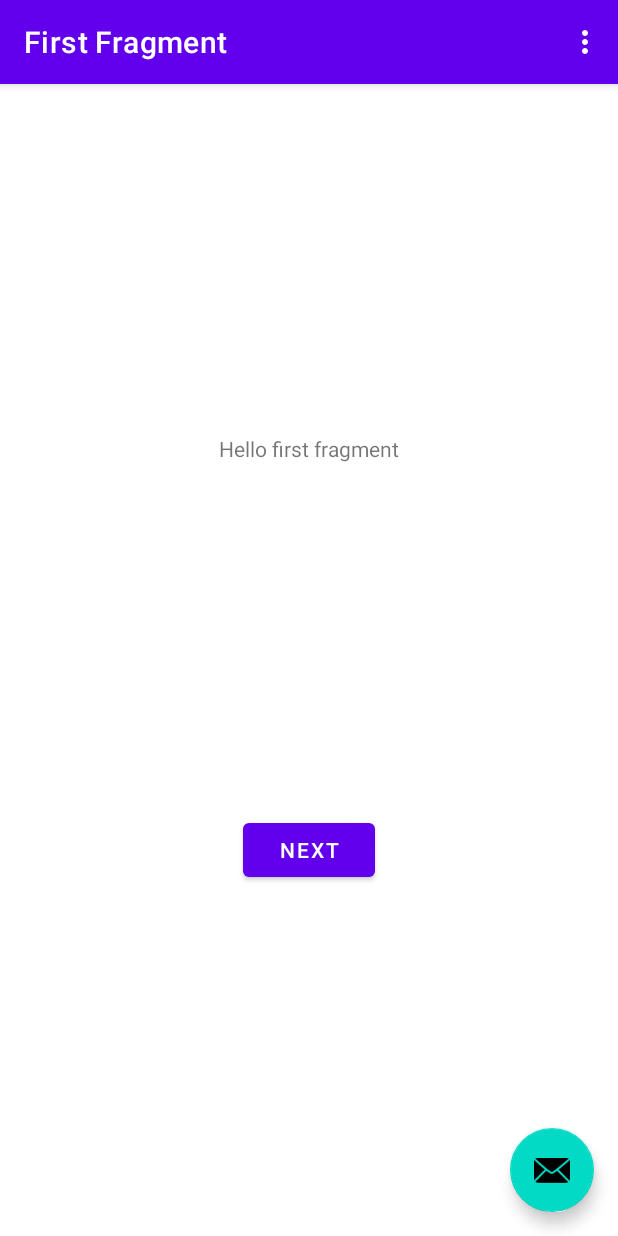
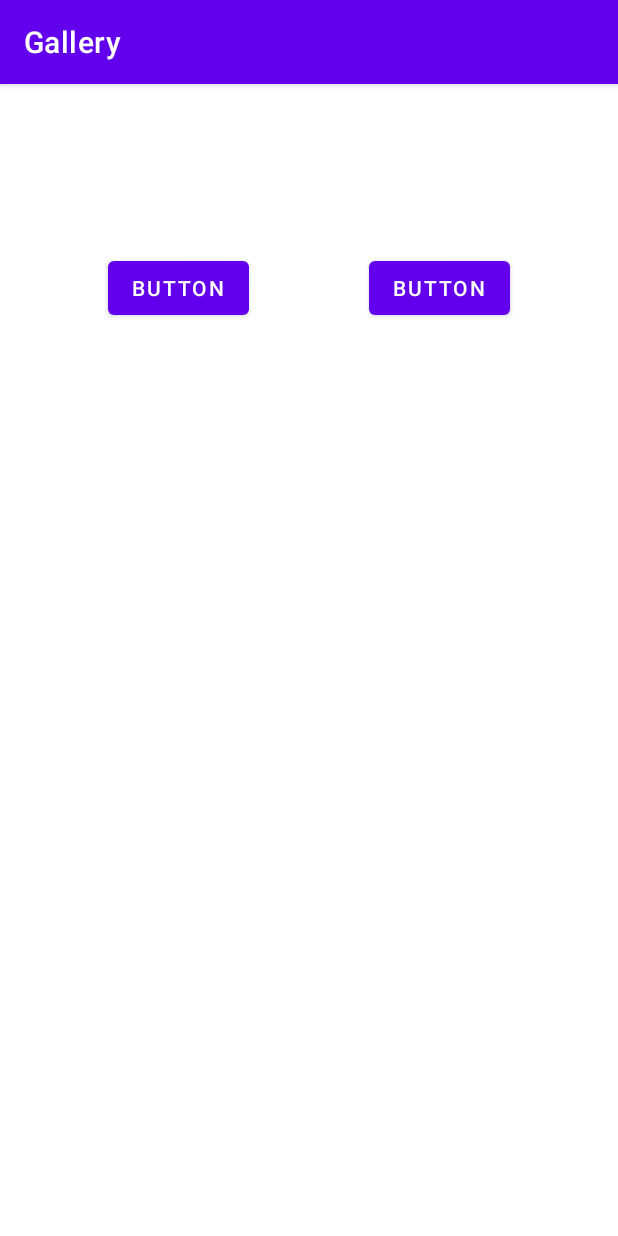
Before and after one commit to MairaFakhar/Gallery, an Android app: the screen it shows after launch (MainActivity), on a phone screen of 412 x 824 dp. Run offline under Robolectric (Android 15) with nearby library versions, the phone set to English and light mode, and no system bars.

Commit message:
Removed existing project template

```diff
--- a/app/build.gradle
+++ b/app/build.gradle
@@ -25,9 +25,6 @@ android {
         sourceCompatibility JavaVersion.VERSION_1_8
         targetCompatibility JavaVersion.VERSION_1_8
     }
-    buildFeatures {
-        viewBinding true
-    }
 }
 
 dependencies {
@@ -35,8 +32,6 @@ dependencies {
     implementation 'androidx.appcompat:appcompat:1.4.1'
     implementation 'com.google.android.material:material:1.5.0'
     implementation 'androidx.constraintlayout:constraintlayout:2.1.3'
-    implementation 'androidx.navigation:navigation-fragment:2.3.5'
-    implementation 'androidx.navigation:navigation-ui:2.3.5'
     testImplementation 'junit:junit:4.+'
     androidTestImplementation 'androidx.test.ext:junit:1.1.3'
     androidTestImplementation 'androidx.test.espresso:espresso-core:3.4.0'
--- a/app/src/main/AndroidManifest.xml
+++ b/app/src/main/AndroidManifest.xml
@@ -11,9 +11,7 @@
         android:theme="@style/Theme.Gallery">
         <activity
             android:name=".MainActivity"
-            android:exported="true"
-            android:label="@string/app_name"
-            android:theme="@style/Theme.Gallery.NoActionBar">
+            android:exported="true">
             <intent-filter>
                 <action android:name="android.intent.action.MAIN" />
 
--- a/app/src/main/java/com/example/gallery/FirstFragment.java
+++ /dev/null
@@ -1,47 +0,0 @@
-package com.example.gallery;
-
-import android.os.Bundle;
-import android.view.LayoutInflater;
-import android.view.View;
-import android.view.ViewGroup;
-
-import androidx.annotation.NonNull;
-import androidx.fragment.app.Fragment;
-import androidx.navigation.fragment.NavHostFragment;
-
-import com.example.gallery.databinding.FragmentFirstBinding;
-
-public class FirstFragment extends Fragment {
-
-    private FragmentFirstBinding binding;
-
-    @Override
-    public View onCreateView(
-            LayoutInflater inflater, ViewGroup container,
-            Bundle savedInstanceState
-    ) {
-
-        binding = FragmentFirstBinding.inflate(inflater, container, false);
-        return binding.getRoot();
-
-    }
-
-    public void onViewCreated(@NonNull View view, Bundle savedInstanceState) {
-        super.onViewCreated(view, savedInstanceState);
-
-        binding.buttonFirst.setOnClickListener(new View.OnClickListener() {
-            @Override
-            public void onClick(View view) {
-                NavHostFragment.findNavController(FirstFragment.this)
-                        .navigate(R.id.action_FirstFragment_to_SecondFragment);
-            }
-        });
-    }
-
-    @Override
-    public void onDestroyView() {
-        super.onDestroyView();
-        binding = null;
-    }
-
-}
--- a/app/src/main/java/com/example/gallery/MainActivity.java
+++ b/app/src/main/java/com/example/gallery/MainActivity.java
@@ -1,76 +1,134 @@
 package com.example.gallery;
 
+import androidx.appcompat.app.AppCompatActivity;
+import androidx.core.app.ActivityCompat;
+
+import android.Manifest;
+import android.app.Activity;
+import android.content.ClipData;
+import android.content.ContentValues;
+import android.content.Intent;
+import android.content.pm.PackageManager;
+import android.graphics.Bitmap;
+import android.net.Uri;
 import android.os.Bundle;
-
-import com.google.android.material.snackbar.Snackbar;
-
-import androidx.appcompat.app.AppCompatActivity;
-
+import android.provider.MediaStore;
 import android.view.View;
-
-import androidx.navigation.NavController;
-import androidx.navigation.Navigation;
-import androidx.navigation.ui.AppBarConfiguration;
-import androidx.navigation.ui.NavigationUI;
-
-import com.example.gallery.databinding.ActivityMainBinding;
-
-import android.view.Menu;
-import android.view.MenuItem;
+import android.widget.Button;
+import android.widget.ImageView;
+import android.widget.LinearLayout;
 
 public class MainActivity extends AppCompatActivity {
 
-    private AppBarConfiguration appBarConfiguration;
-    private ActivityMainBinding binding;
+    final int permissioncode = 999;
+    final int CAMERA_REQUEST = 555;
+    final int GALLERY_REQUEST = 666;
+    LinearLayout ll;
+    Uri imageUri;
 
     @Override
     protected void onCreate(Bundle savedInstanceState) {
         super.onCreate(savedInstanceState);
+        setContentView(R.layout.activity_main);
 
-        binding = ActivityMainBinding.inflate(getLayoutInflater());
-        setContentView(binding.getRoot());
+        if(ActivityCompat.checkSelfPermission(
+                MainActivity.this, Manifest.permission.CAMERA)!= PackageManager.PERMISSION_GRANTED)
+        {
+            // ask permission
+            ActivityCompat.requestPermissions(
+                    MainActivity.this,
+                    new String[]{Manifest.permission.CAMERA} ,
+                    permissioncode);
+        }
 
-        setSupportActionBar(binding.toolbar);
+        if(ActivityCompat.checkSelfPermission(
+                MainActivity.this, Manifest.permission.WRITE_EXTERNAL_STORAGE)!= PackageManager.PERMISSION_GRANTED)
+        {
+            ActivityCompat.requestPermissions(
+                    MainActivity.this,
+                    new String[]{Manifest.permission.WRITE_EXTERNAL_STORAGE} ,
+                    permissioncode);
+        }
+        Button cameraButton = findViewById(R.id.camerabutton);
+        Button galleryButton = findViewById(R.id.buttongallery);
+        //imageView = findViewById(R.id.imageView);
+        ll = findViewById(R.id.ll);
 
-        NavController navController = Navigation.findNavController(this, R.id.nav_host_fragment_content_main);
-        appBarConfiguration = new AppBarConfiguration.Builder(navController.getGraph()).build();
-        NavigationUI.setupActionBarWithNavController(this, navController, appBarConfiguration);
 
-        binding.fab.setOnClickListener(new View.OnClickListener() {
+        galleryButton.setOnClickListener(new View.OnClickListener() {
             @Override
             public void onClick(View view) {
-                Snackbar.make(view, "Replace with your own action", Snackbar.LENGTH_LONG)
-                        .setAction("Action", null).show();
+                Intent intent = new Intent();
+                intent.setType("image/*");
+                //intent.putExtra(Intent.EXTRA_ALLOW_MULTIPLE, true);
+                intent.setAction(Intent.ACTION_GET_CONTENT);
+                startActivityForResult(Intent.createChooser(intent,"Select My Picture"),
+                        GALLERY_REQUEST);
+
+            }
+        });
+
+
+        cameraButton.setOnClickListener(new View.OnClickListener() {
+            @Override
+            public void onClick(View view) {
+                ContentValues values = new ContentValues();
+                //values.put(MediaStore.Images.Media.TITLE, "Test Photo Title");
+                // values.put(MediaStore.Images.Media.DESCRIPTION, "From your Camera");
+                //
+                imageUri = getContentResolver().insert( MediaStore.Images.Media.EXTERNAL_CONTENT_URI, values);
+                Intent intent = new Intent(MediaStore.ACTION_IMAGE_CAPTURE);
+                intent.putExtra(Intent.EXTRA_ALLOW_MULTIPLE, true);
+                intent.putExtra(MediaStore.EXTRA_OUTPUT, imageUri);
+                startActivityForResult(intent, CAMERA_REQUEST);
+
             }
         });
     }
 
     @Override
-    public boolean onCreateOptionsMenu(Menu menu) {
-        // Inflate the menu; this adds items to the action bar if it is present.
-        getMenuInflater().inflate(R.menu.menu_main, menu);
-        return true;
-    }
+    protected void onActivityResult(int requestCode, int resultCode, Intent i)
+    {
+        super.onActivityResult(requestCode,resultCode, i);
 
-    @Override
-    public boolean onOptionsItemSelected(MenuItem item) {
-        // Handle action bar item clicks here. The action bar will
-        // automatically handle clicks on the Home/Up button, so long
-        // as you specify a parent activity in AndroidManifest.xml.
-        int id = item.getItemId();
+        if (requestCode == CAMERA_REQUEST && resultCode == Activity.RESULT_OK)
+        {
+            Bitmap thumbnail;
 
-        //noinspection SimplifiableIfStatement
-        if (id == R.id.action_settings) {
-            return true;
+            try {
+                thumbnail = MediaStore.Images.Media.getBitmap(getContentResolver(), imageUri);
+                //imageView.setImageBitmap(thumbnail);
+                ImageView img= new ImageView(MainActivity.this);
+                img.setImageBitmap(thumbnail);
+                ll.addView(img);
+
+            } catch (Exception e) {
+                e.printStackTrace();
+            }
+        }
+        if (requestCode == GALLERY_REQUEST && resultCode == RESULT_OK && null != i)
+        {
+            ClipData mClipData = i.getClipData();
+            if (i.getData() != null)
+            {
+                Uri selectedImage = i.getData();
+                Bitmap bitmap;
+                try {
+                    bitmap = MediaStore.Images.Media.getBitmap(this.getContentResolver(), selectedImage);
+                    //imageView.setImageBitmap(bitmap);
+                    ImageView img= new ImageView(MainActivity.this);
+                    img.setImageBitmap(bitmap);
+                    ll.addView(img);
+
+                }
+                catch (Exception e) {
+                    e.printStackTrace();
+                }
+            }
         }
 
-        return super.onOptionsItemSelected(item);
-    }
 
-    @Override
-    public boolean onSupportNavigateUp() {
-        NavController navController = Navigation.findNavController(this, R.id.nav_host_fragment_content_main);
-        return NavigationUI.navigateUp(navController, appBarConfiguration)
-                || super.onSupportNavigateUp();
+
+
     }
 }
--- a/app/src/main/res/layout/activity_main.xml
+++ b/app/src/main/res/layout/activity_main.xml
@@ -1,34 +1,37 @@
 <?xml version="1.0" encoding="utf-8"?>
-<androidx.coordinatorlayout.widget.CoordinatorLayout xmlns:android="http://schemas.android.com/apk/res/android"
+<androidx.constraintlayout.widget.ConstraintLayout xmlns:android="http://schemas.android.com/apk/res/android"
     xmlns:app="http://schemas.android.com/apk/res-auto"
     xmlns:tools="http://schemas.android.com/tools"
     android:layout_width="match_parent"
     android:layout_height="match_parent"
     tools:context=".MainActivity">
 
-    <com.google.android.material.appbar.AppBarLayout
-        android:layout_width="match_parent"
-        android:layout_height="wrap_content"
-        android:theme="@style/Theme.Gallery.AppBarOverlay">
+    <LinearLayout
+        android:id="@+id/ll"
+        android:layout_width="409dp"
+        android:layout_height="354dp"
+        android:orientation="vertical"
+        tools:layout_editor_absoluteX="1dp"
+        tools:layout_editor_absoluteY="376dp"></LinearLayout>
 
-        <androidx.appcompat.widget.Toolbar
-            android:id="@+id/toolbar"
-            android:layout_width="match_parent"
-            android:layout_height="?attr/actionBarSize"
-            android:background="?attr/colorPrimary"
-            app:popupTheme="@style/Theme.Gallery.PopupOverlay" />
-
-    </com.google.android.material.appbar.AppBarLayout>
-
-    <include layout="@layout/content_main" />
-
-    <com.google.android.material.floatingactionbutton.FloatingActionButton
-        android:id="@+id/fab"
+    <Button
+        android:id="@+id/camerabutton"
         android:layout_width="wrap_content"
         android:layout_height="wrap_content"
-        android:layout_gravity="bottom|end"
-        android:layout_marginEnd="@dimen/fab_margin"
-        android:layout_marginBottom="16dp"
-        app:srcCompat="@android:drawable/ic_dialog_email" />
+        android:layout_marginStart="72dp"
+        android:layout_marginTop="112dp"
+        android:text="Button"
+        app:layout_constraintStart_toStartOf="parent"
+        app:layout_constraintTop_toTopOf="parent" />
 
-</androidx.coordinatorlayout.widget.CoordinatorLayout>
+    <Button
+        android:id="@+id/buttongallery"
+        android:layout_width="wrap_content"
+        android:layout_height="wrap_content"
+        android:layout_marginTop="112dp"
+        android:layout_marginEnd="72dp"
+        android:text="Button"
+        app:layout_constraintEnd_toEndOf="parent"
+        app:layout_constraintTop_toTopOf="parent" />
+
+</androidx.constraintlayout.widget.ConstraintLayout>
--- a/app/src/main/res/layout/content_main.xml
+++ /dev/null
@@ -1,19 +0,0 @@
-<?xml version="1.0" encoding="utf-8"?>
-<androidx.constraintlayout.widget.ConstraintLayout xmlns:android="http://schemas.android.com/apk/res/android"
-    xmlns:app="http://schemas.android.com/apk/res-auto"
-    android:layout_width="match_parent"
-    android:layout_height="match_parent"
-    app:layout_behavior="@string/appbar_scrolling_view_behavior">
-
-    <fragment
-        android:id="@+id/nav_host_fragment_content_main"
-        android:name="androidx.navigation.fragment.NavHostFragment"
-        android:layout_width="0dp"
-        android:layout_height="0dp"
-        app:defaultNavHost="true"
-        app:layout_constraintBottom_toBottomOf="parent"
-        app:layout_constraintLeft_toLeftOf="parent"
-        app:layout_constraintRight_toRightOf="parent"
-        app:layout_constraintTop_toTopOf="parent"
-        app:navGraph="@navigation/nav_graph" />
-</androidx.constraintlayout.widget.ConstraintLayout>
--- a/app/src/main/res/layout/fragment_first.xml
+++ /dev/null
@@ -1,28 +0,0 @@
-<?xml version="1.0" encoding="utf-8"?>
-<androidx.constraintlayout.widget.ConstraintLayout xmlns:android="http://schemas.android.com/apk/res/android"
-    xmlns:app="http://schemas.android.com/apk/res-auto"
-    xmlns:tools="http://schemas.android.com/tools"
-    android:layout_width="match_parent"
-    android:layout_height="match_parent"
-    tools:context=".FirstFragment">
-
-    <TextView
-        android:id="@+id/textview_first"
-        android:layout_width="wrap_content"
-        android:layout_height="wrap_content"
-        android:text="@string/hello_first_fragment"
-        app:layout_constraintBottom_toTopOf="@id/button_first"
-        app:layout_constraintEnd_toEndOf="parent"
-        app:layout_constraintStart_toStartOf="parent"
-        app:layout_constraintTop_toTopOf="parent" />
-
-    <Button
-        android:id="@+id/button_first"
-        android:layout_width="wrap_content"
-        android:layout_height="wrap_content"
-        android:text="@string/next"
-        app:layout_constraintBottom_toBottomOf="parent"
-        app:layout_constraintEnd_toEndOf="parent"
-        app:layout_constraintStart_toStartOf="parent"
-        app:layout_constraintTop_toBottomOf="@id/textview_first" />
-</androidx.constraintlayout.widget.ConstraintLayout>
--- a/app/src/main/res/menu/menu_main.xml
+++ /dev/null
@@ -1,10 +0,0 @@
-<menu xmlns:android="http://schemas.android.com/apk/res/android"
-    xmlns:app="http://schemas.android.com/apk/res-auto"
-    xmlns:tools="http://schemas.android.com/tools"
-    tools:context="com.example.gallery.MainActivity">
-    <item
-        android:id="@+id/action_settings"
-        android:orderInCategory="100"
-        android:title="@string/action_settings"
-        app:showAsAction="never" />
-</menu>
--- a/app/src/main/res/navigation/nav_graph.xml
+++ /dev/null
@@ -1,28 +0,0 @@
-<?xml version="1.0" encoding="utf-8"?>
-<navigation xmlns:android="http://schemas.android.com/apk/res/android"
-    xmlns:app="http://schemas.android.com/apk/res-auto"
-    xmlns:tools="http://schemas.android.com/tools"
-    android:id="@+id/nav_graph"
-    app:startDestination="@id/FirstFragment">
-
-    <fragment
-        android:id="@+id/FirstFragment"
-        android:name="com.example.gallery.FirstFragment"
-        android:label="@string/first_fragment_label"
-        tools:layout="@layout/fragment_first">
-
-        <action
-            android:id="@+id/action_FirstFragment_to_SecondFragment"
-            app:destination="@id/SecondFragment" />
-    </fragment>
-    <fragment
-        android:id="@+id/SecondFragment"
-        android:name="com.example.gallery.SecondFragment"
-        android:label="@string/second_fragment_label"
-        tools:layout="@layout/fragment_second">
-
-        <action
-            android:id="@+id/action_SecondFragment_to_FirstFragment"
-            app:destination="@id/FirstFragment" />
-    </fragment>
-</navigation>
--- a/app/src/main/res/values-land/dimens.xml
+++ /dev/null
@@ -1,3 +0,0 @@
-<resources>
-    <dimen name="fab_margin">48dp</dimen>
-</resources>
--- a/app/src/main/res/values-w1240dp/dimens.xml
+++ /dev/null
@@ -1,3 +0,0 @@
-<resources>
-    <dimen name="fab_margin">200dp</dimen>
-</resources>
--- a/app/src/main/res/values-w600dp/dimens.xml
+++ /dev/null
@@ -1,3 +0,0 @@
-<resources>
-    <dimen name="fab_margin">48dp</dimen>
-</resources>
--- a/app/src/main/res/values/dimens.xml
+++ /dev/null
@@ -1,3 +0,0 @@
-<resources>
-    <dimen name="fab_margin">16dp</dimen>
-</resources>
--- a/app/src/main/res/values/strings.xml
+++ b/app/src/main/res/values/strings.xml
@@ -1,12 +1,3 @@
 <resources>
     <string name="app_name">Gallery</string>
-    <string name="action_settings">Settings</string>
-    <!-- Strings used for fragments for navigation -->
-    <string name="first_fragment_label">First Fragment</string>
-    <string name="second_fragment_label">Second Fragment</string>
-    <string name="next">Next</string>
-    <string name="previous">Previous</string>
-
-    <string name="hello_first_fragment">Hello first fragment</string>
-    <string name="hello_second_fragment">Hello second fragment. Arg: %1$s</string>
 </resources>
--- a/app/src/main/res/values/themes.xml
+++ b/app/src/main/res/values/themes.xml
@@ -13,13 +13,4 @@
         <item name="android:statusBarColor" tools:targetApi="l">?attr/colorPrimaryVariant</item>
         <!-- Customize your theme here. -->
     </style>
-
-    <style name="Theme.Gallery.NoActionBar">
-        <item name="windowActionBar">false</item>
-        <item name="windowNoTitle">true</item>
-    </style>
-
-    <style name="Theme.Gallery.AppBarOverlay" parent="ThemeOverlay.AppCompat.Dark.ActionBar" />
-
-    <style name="Theme.Gallery.PopupOverlay" parent="ThemeOverlay.AppCompat.Light" />
 </resources>
```
Also changed, not shown: app/src/main/java/com/example/gallery/SecondFragment.java (deleted, +0 -47 lines), app/src/main/res/layout/fragment_second.xml (deleted, +0 -27 lines), gradle/wrapper/gradle-wrapper.properties, 2 other files.
